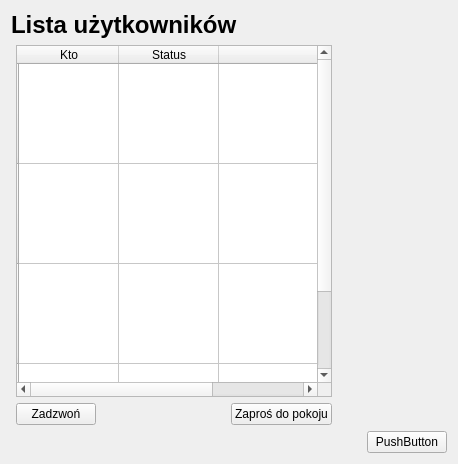
jaroslaw-wieczorek/Project_IP_Telephony_Python_Voip, file JaroEliCall/gui/adduser.ui: the form before one commit.
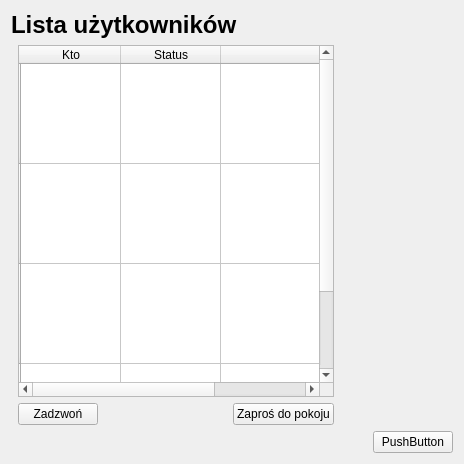
The form after the commit. Icons and pictures are not drawn.

```diff
--- a/JaroEliCall/gui/adduser.ui
+++ b/JaroEliCall/gui/adduser.ui
@@ -6,7 +6,7 @@
    <rect>
     <x>0</x>
     <y>0</y>
-    <width>458</width>
+    <width>464</width>
     <height>464</height>
    </rect>
   </property>
```
